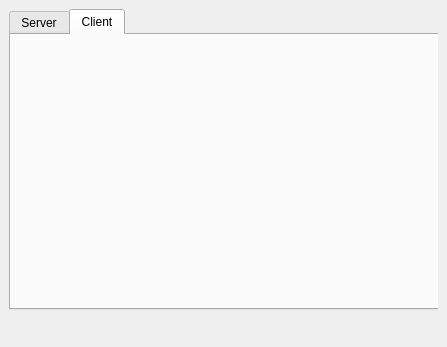
First picture: the form in main/mainwindow.ui, repository gexadax/QtChatDB, before the edit.
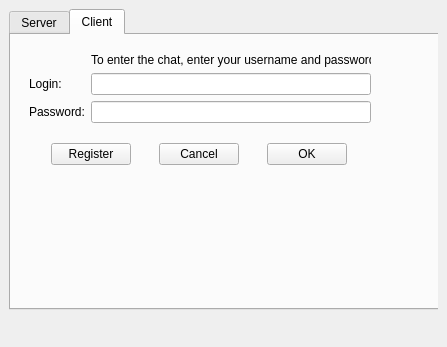
Second picture: the form after the edit. The open tabs and pages were chosen to show the change.

Commit message: Creating Client server application forms

```diff
--- a/main/mainwindow.ui
+++ b/main/mainwindow.ui
@@ -257,6 +257,172 @@
          <attribute name="title">
           <string>Client</string>
          </attribute>
+         <widget class="QStackedWidget" name="stackedWidgetLogin">
+          <property name="geometry">
+           <rect>
+            <x>-1</x>
+            <y>9</y>
+            <width>421</width>
+            <height>251</height>
+           </rect>
+          </property>
+          <property name="currentIndex">
+           <number>0</number>
+          </property>
+          <widget class="QWidget" name="pageLogin">
+           <widget class="QWidget" name="layoutWidget">
+            <property name="geometry">
+             <rect>
+              <x>19</x>
+              <y>9</y>
+              <width>342</width>
+              <height>112</height>
+             </rect>
+            </property>
+            <layout class="QVBoxLayout" name="verticalLayoutLogin">
+             <item>
+              <layout class="QFormLayout" name="formLayoutLogin">
+               <item row="1" column="0">
+                <widget class="QLabel" name="labelLogin">
+                 <property name="text">
+                  <string>Login:</string>
+                 </property>
+                </widget>
+               </item>
+               <item row="1" column="1">
+                <widget class="QLineEdit" name="lineEditLogin"/>
+               </item>
+               <item row="2" column="0">
+                <widget class="QLabel" name="labelPassword_2">
+                 <property name="text">
+                  <string>Password:</string>
+                 </property>
+                </widget>
+               </item>
+               <item row="2" column="1">
+                <widget class="QLineEdit" name="lineEditPassword_2"/>
+               </item>
+               <item row="0" column="1">
+                <widget class="QLabel" name="labelLoginRegister">
+                 <property name="text">
+                  <string>To enter the chat, enter your username and password</string>
+                 </property>
+                </widget>
+               </item>
+              </layout>
+             </item>
+             <item>
+              <layout class="QHBoxLayout" name="horizontalLayout_5">
+               <item>
+                <widget class="QPushButton" name="pushButtonRegister">
+                 <property name="sizePolicy">
+                  <sizepolicy hsizetype="Fixed" vsizetype="Fixed">
+                   <horstretch>0</horstretch>
+                   <verstretch>0</verstretch>
+                  </sizepolicy>
+                 </property>
+                 <property name="text">
+                  <string>Register</string>
+                 </property>
+                </widget>
+               </item>
+               <item>
+                <widget class="QPushButton" name="pushButtonCancel">
+                 <property name="sizePolicy">
+                  <sizepolicy hsizetype="Fixed" vsizetype="Fixed">
+                   <horstretch>0</horstretch>
+                   <verstretch>0</verstretch>
+                  </sizepolicy>
+                 </property>
+                 <property name="text">
+                  <string>Cancel</string>
+                 </property>
+                </widget>
+               </item>
+               <item>
+                <widget class="QPushButton" name="pushButtonOk">
+                 <property name="sizePolicy">
+                  <sizepolicy hsizetype="Fixed" vsizetype="Fixed">
+                   <horstretch>0</horstretch>
+                   <verstretch>0</verstretch>
+                  </sizepolicy>
+                 </property>
+                 <property name="text">
+                  <string>OK</string>
+                 </property>
+                </widget>
+               </item>
+              </layout>
+             </item>
+            </layout>
+           </widget>
+          </widget>
+          <widget class="QWidget" name="pageRegister">
+           <widget class="QWidget" name="">
+            <property name="geometry">
+             <rect>
+              <x>8</x>
+              <y>20</y>
+              <width>247</width>
+              <height>138</height>
+             </rect>
+            </property>
+            <layout class="QGridLayout" name="gridLayout">
+             <item row="0" column="0" colspan="2">
+              <widget class="QLabel" name="labelRegister">
+               <property name="text">
+                <string>To register, enter your username and password</string>
+               </property>
+              </widget>
+             </item>
+             <item row="1" column="0">
+              <widget class="QLabel" name="labelRegisterLogin">
+               <property name="text">
+                <string>Login:</string>
+               </property>
+              </widget>
+             </item>
+             <item row="1" column="1">
+              <widget class="QLineEdit" name="lineEditRegisterLogin"/>
+             </item>
+             <item row="2" column="0">
+              <widget class="QLabel" name="labelRegisterPassword">
+               <property name="text">
+                <string>Password:</string>
+               </property>
+              </widget>
+             </item>
+             <item row="2" column="1">
+              <widget class="QLineEdit" name="lineEditRegisterPassword"/>
+             </item>
+             <item row="3" column="0">
+              <widget class="QLabel" name="labelConfirmPassword">
+               <property name="text">
+                <string>Congirm password:</string>
+               </property>
+              </widget>
+             </item>
+             <item row="3" column="1">
+              <widget class="QLineEdit" name="lineEditRegisterConfirmPassword"/>
+             </item>
+             <item row="4" column="0">
+              <widget class="QPushButton" name="pushButtonRegisterCancel">
+               <property name="text">
+                <string>Cancel</string>
+               </property>
+              </widget>
+             </item>
+             <item row="4" column="1">
+              <widget class="QPushButton" name="pushButtonRegisterOk">
+               <property name="text">
+                <string>OK</string>
+               </property>
+              </widget>
+             </item>
+            </layout>
+           </widget>
+          </widget>
+         </widget>
         </widget>
        </widget>
       </widget>
```
Left out of the diff: 24 changed lines with no effect on the pictures. The commit also changes 2 other files.
